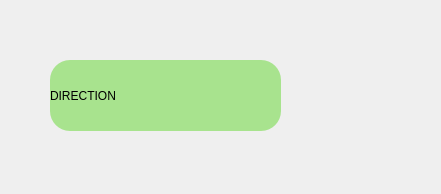
This is UiQT5/desPBMT.ui in SalomePlatform/eficas_tools as Qt 5 draws it before an edit. The edited form follows.
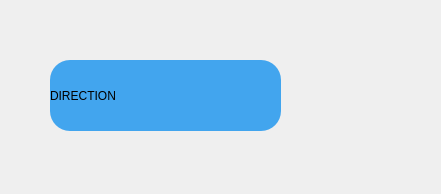
This is the edited form. Icons and pictures are not drawn.

The edit to the form file:
```diff
--- a/UiQT5/desPBMT.ui
+++ b/UiQT5/desPBMT.ui
@@ -23,7 +23,8 @@
     </rect>
    </property>
    <property name="styleSheet">
-    <string notr="true">background-color : rgb(168, 227, 142);
+    <string notr="true">/*background-color : rgb(168, 227, 142);rgb(57, 146, 228)*/
+background-color : rgb(66, 165, 238);
 /*border-style : outset;*/
 border-radius : 20px;
 border-width : 30 px;
```
